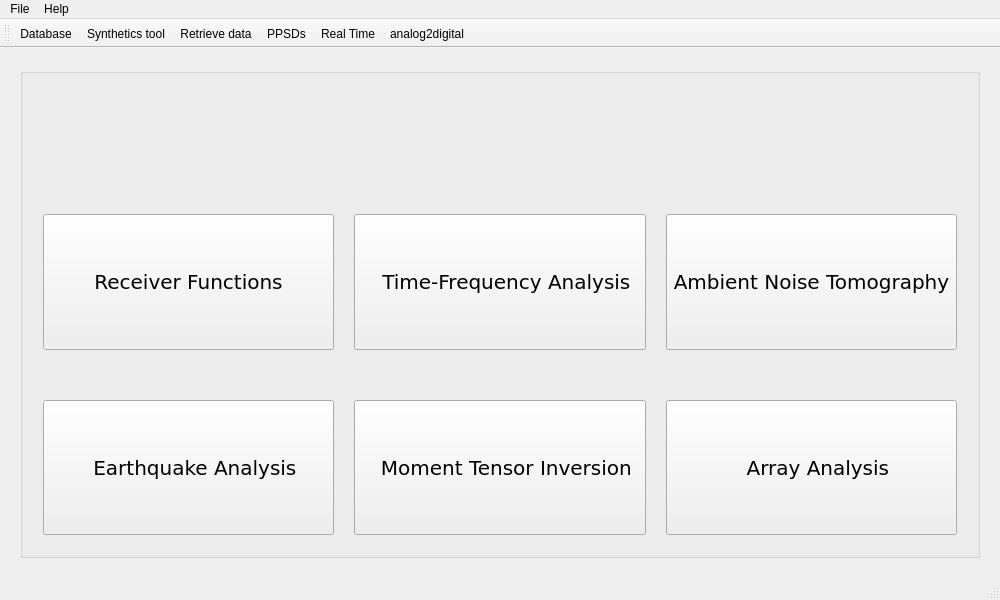
The window that isp/resources/designer_uis/MainFrame.ui (ProjectISP/ISP) describes before a commit, drawn with Qt 5.
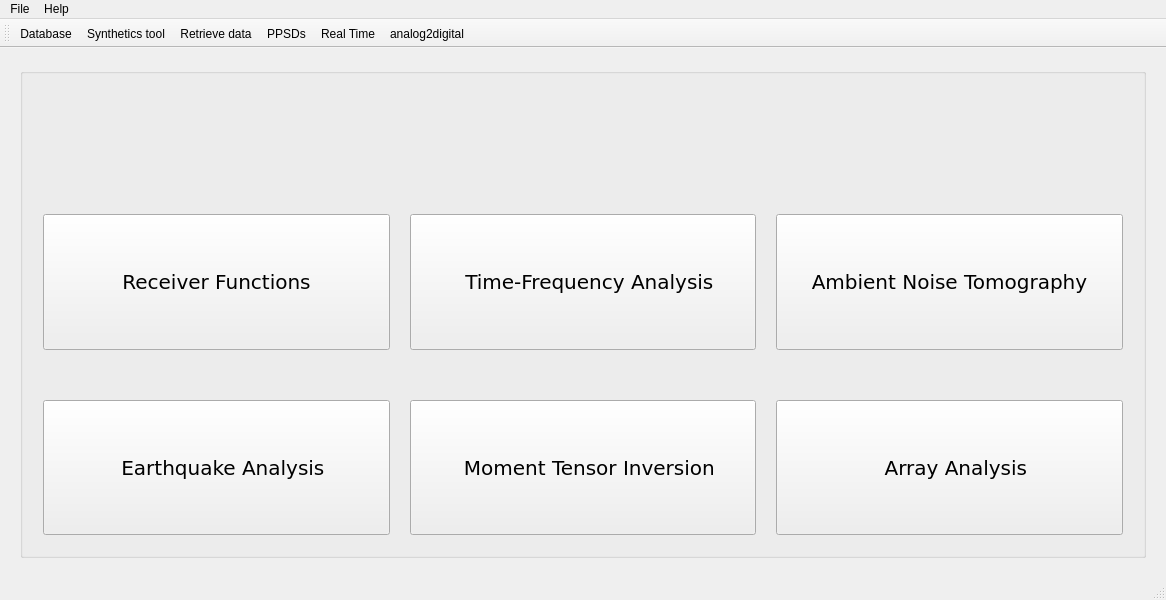
The same window after the commit. Icons and pictures are not drawn.

Patch:
```diff
--- a/isp/resources/designer_uis/MainFrame.ui
+++ b/isp/resources/designer_uis/MainFrame.ui
@@ -6,7 +6,7 @@
    <rect>
     <x>0</x>
     <y>0</y>
-    <width>1000</width>
+    <width>1166</width>
     <height>600</height>
    </rect>
   </property>
@@ -358,7 +358,7 @@
     <rect>
      <x>0</x>
      <y>0</y>
-     <width>1000</width>
+     <width>1166</width>
      <height>24</height>
     </rect>
    </property>
```
Left out of the diff: 2 changed lines with no effect on the pictures.
